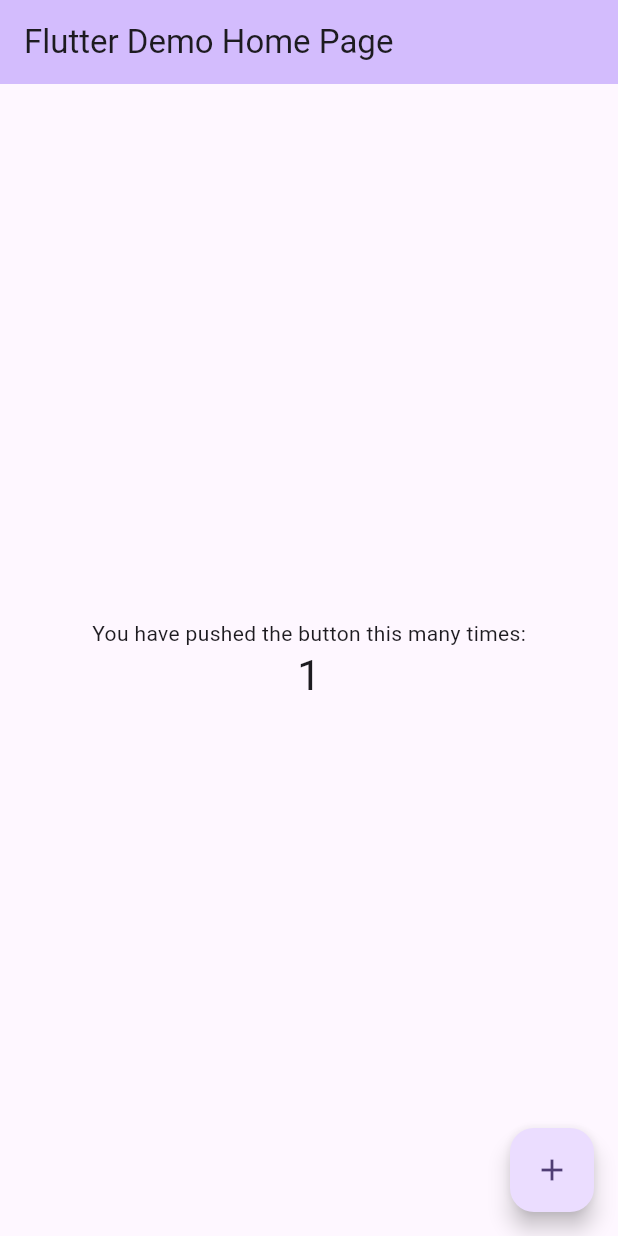
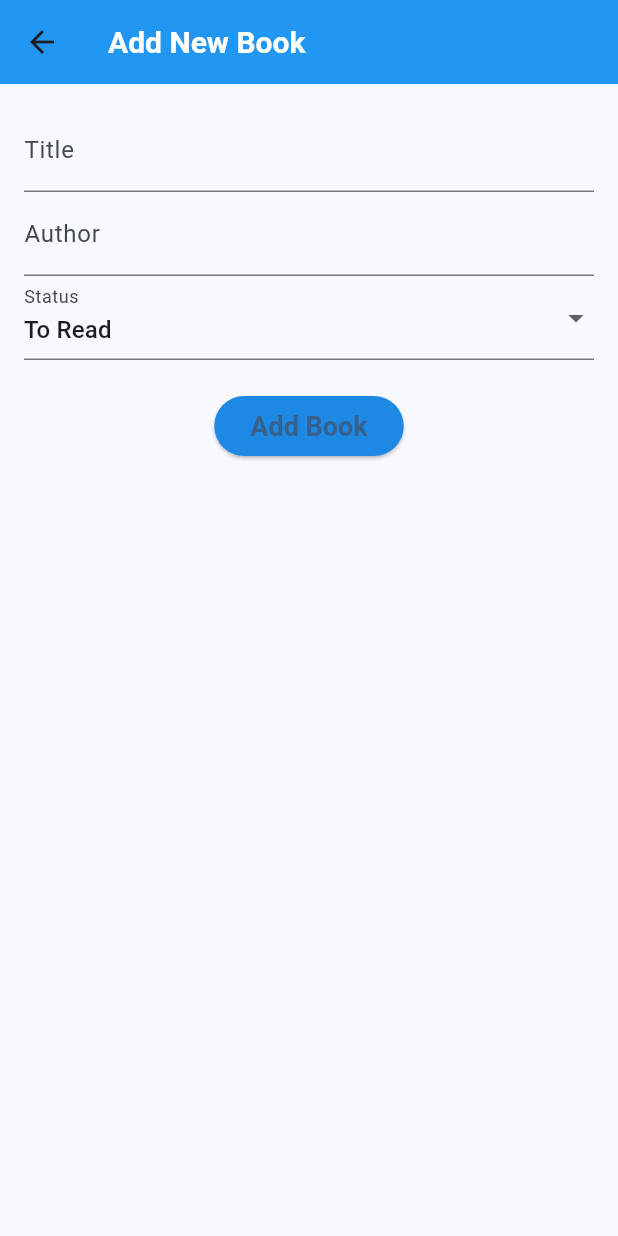
Before and after one commit to saither0204/reading_habit_tracker, a Flutter app: the screen it shows after launch, after a tap on the "add" icon, on a phone screen of 412 x 824 dp. Run offline on Flutter 3.47's test engine with Material 3 defaults, Android fonts, the phone set to English and light mode, and no system bars; our stand-ins replace shared_preferences.

Commit message:
Bare Bones of the application

```diff
--- a/lib/main.dart
+++ b/lib/main.dart
@@ -1,125 +1,65 @@
 import 'package:flutter/material.dart';
+import 'package:reading_habit_tracker/screens/book_list_screen.dart';
 
 void main() {
-  runApp(const MyApp());
+  runApp(MyApp());
 }
 
 class MyApp extends StatelessWidget {
-  const MyApp({super.key});
-
-  // This widget is the root of your application.
   @override
   Widget build(BuildContext context) {
     return MaterialApp(
-      title: 'Flutter Demo',
+      debugShowCheckedModeBanner:
+          false, //removes the debug banner on the top right
+      title: 'Reading Habit Tracker', // Title of your application
       theme: ThemeData(
-        // This is the theme of your application.
-        //
-        // TRY THIS: Try running your application with "flutter run". You'll see
-        // the application has a purple toolbar. Then, without quitting the app,
-        // try changing the seedColor in the colorScheme below to Colors.green
-        // and then invoke "hot reload" (save your changes or press the "hot
-        // reload" button in a Flutter-supported IDE, or press "r" if you used
-        // the command line to start the app).
-        //
-        // Notice that the counter didn't reset back to zero; the application
-        // state is not lost during the reload. To reset the state, use hot
-        // restart instead.
-        //
-        // This works for code too, not just values: Most code changes can be
-        // tested with just a hot reload.
-        colorScheme: ColorScheme.fromSeed(seedColor: Colors.deepPurple),
-        useMaterial3: true,
+        // Define the default brightness and colors.
+        brightness: Brightness.light,
+        primaryColor: Colors.blue[800], // A darker shade of blue
+
+        // Define the default font family.
+        fontFamily: 'Roboto',
+
+        // Define the default `TextTheme`. Use this to specify the default
+        // text styling for headlines, titles, bodies of text, and more.
+        textTheme: const TextTheme(
+          displayLarge: TextStyle(fontSize: 72.0, fontWeight: FontWeight.bold),
+          titleLarge: TextStyle(fontSize: 36.0, fontStyle: FontStyle.italic),
+          bodyMedium: TextStyle(fontSize: 14.0, fontFamily: 'Hind'),
+        ),
+
+        // Customize the color scheme
+        colorScheme: ColorScheme.fromSeed(
+          seedColor: Colors.blue,
+          brightness: Brightness.light, // Or Brightness.dark
+        ),
+
+        // Customize app bar theme
+        appBarTheme: const AppBarTheme(
+          backgroundColor: Colors.blue, // Example: blue app bar
+          titleTextStyle: TextStyle(
+            fontFamily: 'Roboto',
+            fontSize: 20,
+            fontWeight: FontWeight.bold,
+            color: Colors.white,
+          ),
+        ),
+
+        // Customize elevated button theme
+        elevatedButtonTheme: ElevatedButtonThemeData(
+          style: ElevatedButton.styleFrom(
+            backgroundColor:
+                Colors.blue[600], // Example: slightly lighter blue for buttons
+            textStyle: const TextStyle(
+              fontSize: 18,
+              fontWeight: FontWeight.bold,
+            ),
+          ),
+        ),
+
+        // Other theme customizations...
       ),
-      home: const MyHomePage(title: 'Flutter Demo Home Page'),
+      home: BookListScreen(), // Start with the BookListScreen
     );
   }
 }
-
-class MyHomePage extends StatefulWidget {
-  const MyHomePage({super.key, required this.title});
-
-  // This widget is the home page of your application. It is stateful, meaning
-  // that it has a State object (defined below) that contains fields that affect
-  // how it looks.
-
-  // This class is the configuration for the state. It holds the values (in this
-  // case the title) provided by the parent (in this case the App widget) and
-  // used by the build method of the State. Fields in a Widget subclass are
-  // always marked "final".
-
-  final String title;
-
-  @override
-  State<MyHomePage> createState() => _MyHomePageState();
-}
-
-class _MyHomePageState extends State<MyHomePage> {
-  int _counter = 0;
-
-  void _incrementCounter() {
-    setState(() {
-      // This call to setState tells the Flutter framework that something has
-      // changed in this State, which causes it to rerun the build method below
-      // so that the display can reflect the updated values. If we changed
-      // _counter without calling setState(), then the build method would not be
-      // called again, and so nothing would appear to happen.
-      _counter++;
-    });
-  }
-
-  @override
-  Widget build(BuildContext context) {
-    // This method is rerun every time setState is called, for instance as done
-    // by the _incrementCounter method above.
-    //
-    // The Flutter framework has been optimized to make rerunning build methods
-    // fast, so that you can just rebuild anything that needs updating rather
-    // than having to individually change instances of widgets.
-    return Scaffold(
-      appBar: AppBar(
-        // TRY THIS: Try changing the color here to a specific color (to
-        // Colors.amber, perhaps?) and trigger a hot reload to see the AppBar
-        // change color while the other colors stay the same.
-        backgroundColor: Theme.of(context).colorScheme.inversePrimary,
-        // Here we take the value from the MyHomePage object that was created by
-        // the App.build method, and use it to set our appbar title.
-        title: Text(widget.title),
-      ),
-      body: Center(
-        // Center is a layout widget. It takes a single child and positions it
-        // in the middle of the parent.
-        child: Column(
-          // Column is also a layout widget. It takes a list of children and
-          // arranges them vertically. By default, it sizes itself to fit its
-          // children horizontally, and tries to be as tall as its parent.
-          //
-          // Column has various properties to control how it sizes itself and
-          // how it positions its children. Here we use mainAxisAlignment to
-          // center the children vertically; the main axis here is the vertical
-          // axis because Columns are vertical (the cross axis would be
-          // horizontal).
-          //
-          // TRY THIS: Invoke "debug painting" (choose the "Toggle Debug Paint"
-          // action in the IDE, or press "p" in the console), to see the
-          // wireframe for each widget.
-          mainAxisAlignment: MainAxisAlignment.center,
-          children: <Widget>[
-            const Text(
-              'You have pushed the button this many times:',
-            ),
-            Text(
-              '$_counter',
-              style: Theme.of(context).textTheme.headlineMedium,
-            ),
-          ],
-        ),
-      ),
-      floatingActionButton: FloatingActionButton(
-        onPressed: _incrementCounter,
-        tooltip: 'Increment',
-        child: const Icon(Icons.add),
-      ), // This trailing comma makes auto-formatting nicer for build methods.
-    );
-  }
-}
--- /dev/null
+++ b/lib/models/book.dart
@@ -0,0 +1,39 @@
+class Book {
+  String title;
+  String author;
+  String status; // "To Read", "Reading", "Finished"
+  DateTime? startDate;
+  DateTime? finishDate;
+
+  Book({
+    required this.title,
+    required this.author,
+    required this.status,
+    this.startDate,
+    this.finishDate,
+  });
+
+  // Convert a Book object to a Map (for storage)
+  Map<String, dynamic> toMap() {
+    return {
+      'title': title,
+      'author': author,
+      'status': status,
+      'startDate': startDate?.toIso8601String(), // Store dates as ISO strings
+      'finishDate': finishDate?.toIso8601String(),
+    };
+  }
+
+  // Create a Book object from a Map (for retrieval from storage)
+  factory Book.fromMap(Map<String, dynamic> map) {
+    return Book(
+      title: map['title'],
+      author: map['author'],
+      status: map['status'],
+      startDate:
+          map['startDate'] != null ? DateTime.parse(map['startDate']) : null,
+      finishDate:
+          map['finishDate'] != null ? DateTime.parse(map['finishDate']) : null,
+    );
+  }
+}
--- /dev/null
+++ b/lib/screens/add_book_screen.dart
@@ -0,0 +1,98 @@
+import 'package:flutter/material.dart';
+import '../models/book.dart';
+import '../services/storage_service.dart';
+
+class AddBookScreen extends StatefulWidget {
+  @override
+  _AddBookScreenState createState() => _AddBookScreenState();
+}
+
+class _AddBookScreenState extends State<AddBookScreen> {
+  final _formKey = GlobalKey<FormState>();
+  final _titleController = TextEditingController();
+  final _authorController = TextEditingController();
+  String _selectedStatus = 'To Read'; // Initial status
+
+  final _storageService = StorageService();
+
+  @override
+  void dispose() {
+    _titleController.dispose();
+    _authorController.dispose();
+    super.dispose();
+  }
+
+  void _submitBook() {
+    if (_formKey.currentState!.validate()) {
+      final newBook = Book(
+        title: _titleController.text,
+        author: _authorController.text,
+        status: _selectedStatus,
+      );
+
+      _storageService.addBook(newBook).then((_) {
+        Navigator.pop(context); // Go back to the list screen
+      });
+    }
+  }
+
+  @override
+  Widget build(BuildContext context) {
+    return Scaffold(
+      appBar: AppBar(
+        title: Text('Add New Book'),
+      ),
+      body: Padding(
+        padding: const EdgeInsets.all(16.0),
+        child: Form(
+          key: _formKey,
+          child: Column(
+            children: [
+              TextFormField(
+                controller: _titleController,
+                decoration: InputDecoration(labelText: 'Title'),
+                validator: (value) {
+                  if (value == null || value.isEmpty) {
+                    return 'Please enter a title';
+                  }
+                  return null;
+                },
+              ),
+              TextFormField(
+                controller: _authorController,
+                decoration: InputDecoration(labelText: 'Author'),
+                validator: (value) {
+                  if (value == null || value.isEmpty) {
+                    return 'Please enter an author';
+                  }
+                  return null;
+                },
+              ),
+              DropdownButtonFormField<String>(
+                value: _selectedStatus,
+                decoration: InputDecoration(labelText: 'Status'),
+                items: ['To Read', 'Reading', 'Finished']
+                    .map<DropdownMenuItem<String>>((String value) {
+                  return DropdownMenuItem<String>(
+                    value: value,
+                    child: Text(value),
+                  );
+                }).toList(),
+                onChanged: (String? newValue) {
+                  setState(() {
+                    _selectedStatus = newValue!;
+                  });
+                },
+              ),
+              SizedBox(height: 20),
+              ElevatedButton(
+                onPressed: _submitBook,
+                child: Text('Add Book'),
+              ),
+            ],
+          ),
+        ),
+      ),
+    );
+  }
+}
--- /dev/null
+++ b/lib/screens/book_list_screen.dart
@@ -0,0 +1,57 @@
+import 'package:flutter/material.dart';
+import '../models/book.dart';
+import '../services/storage_service.dart';
+import 'add_book_screen.dart';
+
+class BookListScreen extends StatefulWidget {
+  @override
+  _BookListScreenState createState() => _BookListScreenState();
+}
+
+class _BookListScreenState extends State<BookListScreen> {
+  final _storageService = StorageService();
+  List<Book> _books = [];
+
+  @override
+  void initState() {
+    super.initState();
+    _loadBooks();
+  }
+
+  Future<void> _loadBooks() async {
+    final books = await _storageService.getBooks();
+    setState(() {
+      _books = books;
+    });
+  }
+
+  @override
+  Widget build(BuildContext context) {
+    return Scaffold(
+      appBar: AppBar(
+        title: Text('My Reading List'),
+      ),
+      body: ListView.builder(
+        itemCount: _books.length,
+        itemBuilder: (context, index) {
+          final book = _books[index];
+          return ListTile(
+            title: Text(book.title),
+            subtitle: Text(book.author),
+            trailing: Text(book.status),
+          );
+        },
+      ),
+      floatingActionButton: FloatingActionButton(
+        onPressed: () async {
+          await Navigator.push(
+            context,
+            MaterialPageRoute(builder: (context) => AddBookScreen()),
+          );
+          _loadBooks(); // Reload the list after adding a book
+        },
+        child: Icon(Icons.add),
+      ),
+    );
+  }
+}
--- /dev/null
+++ b/lib/services/storage_service.dart
@@ -0,0 +1,35 @@
+import 'package:shared_preferences/shared_preferences.dart';
+import 'dart:convert';
+import '../models/book.dart';
+
+class StorageService {
+  static const _bookKey = 'books';
+
+  Future<List<Book>> getBooks() async {
+    final prefs = await SharedPreferences.getInstance();
+    final bookListJson = prefs.getStringList(_bookKey);
+
+    if (bookListJson == null) {
+      return [];
+    }
+
+    return bookListJson.map((bookJson) {
+      return Book.fromMap(jsonDecode(bookJson));
+    }).toList();
+  }
+
+  Future<void> saveBooks(List<Book> books) async {
+    final prefs = await SharedPreferences.getInstance();
+    final bookListJson = books.map((book) {
+      return jsonEncode(book.toMap());
+    }).toList();
+
+    await prefs.setStringList(_bookKey, bookListJson);
+  }
+
+  Future<void> addBook(Book book) async {
+    final books = await getBooks();
+    books.add(book);
+    await saveBooks(books);
+  }
+}
--- a/pubspec.yaml
+++ b/pubspec.yaml
@@ -30,6 +30,7 @@ environment:
 dependencies:
   flutter:
     sdk: flutter
+  shared_preferences: ^2.0.15 # Or latest version
 
   # The following adds the Cupertino Icons font to your application.
   # Use with the CupertinoIcons class for iOS style icons.
```
Also changed, not shown: pubspec.lock, 13 other files.
